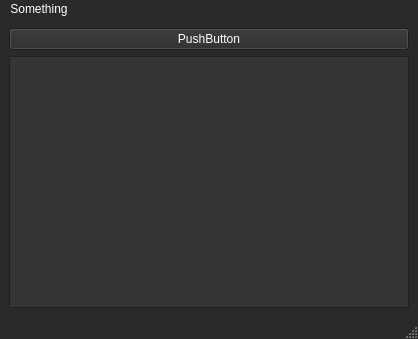
First picture: the form in src/mainwindow.ui, repository cluoma/protonply, before the edit.
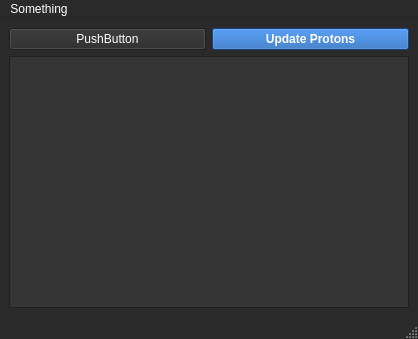
Second picture: the form after the edit.

What changed in the file:
```diff
--- a/src/mainwindow.ui
+++ b/src/mainwindow.ui
@@ -456,16 +456,40 @@
    <string>MainWindow</string>
   </property>
   <widget class="QWidget" name="centralwidget">
-   <layout class="QVBoxLayout" name="verticalLayout_3">
-    <item>
+   <layout class="QGridLayout" name="gridLayout" columnstretch="0,0,0">
+    <item row="1" column="0" colspan="2">
+     <widget class="QListWidget" name="listWidget"/>
+    </item>
+    <item row="0" column="0">
      <widget class="QPushButton" name="pushButton">
       <property name="text">
        <string>PushButton</string>
       </property>
      </widget>
     </item>
-    <item>
-     <widget class="QListWidget" name="listWidget"/>
+    <item row="0" column="1">
+     <widget class="QPushButton" name="pushButton_2">
+      <property name="font">
+       <font>
+        <weight>75</weight>
+        <bold>true</bold>
+       </font>
+      </property>
+      <property name="autoFillBackground">
+       <bool>false</bool>
+      </property>
+      <property name="styleSheet">
+       <string notr="true">QPushButton {
+	color: white;
+	background-color: rgb(26, 95, 180);
+	selection-color: white;
+	selection-background-color: rgb(53, 132, 228);
+}</string>
+      </property>
+      <property name="text">
+       <string>Update Protons</string>
+      </property>
+     </widget>
     </item>
    </layout>
   </widget>
```
